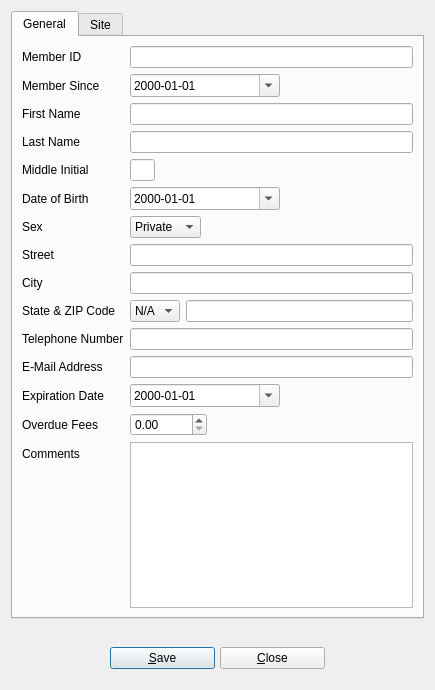
Qt form UI/biblioteq_userinfo.ui (textbrowser/biblioteq) before a commit.
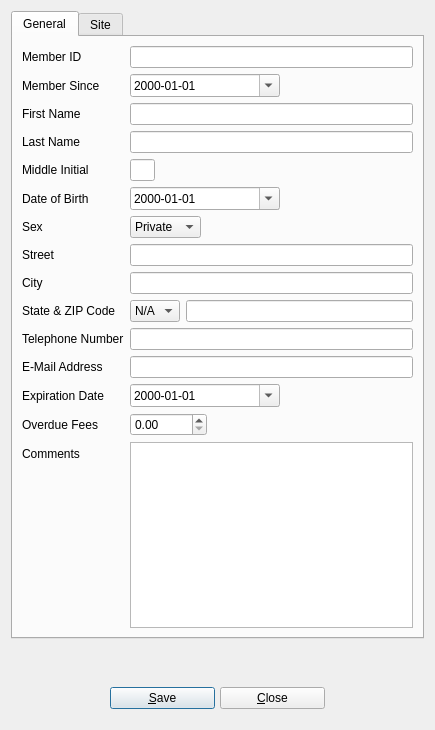
The same form after that commit. Icons and pictures are not drawn.

The edit to the form file:
```diff
--- a/UI/biblioteq_userinfo.ui
+++ b/UI/biblioteq_userinfo.ui
@@ -7,7 +7,7 @@
     <x>0</x>
     <y>0</y>
     <width>435</width>
-    <height>690</height>
+    <height>730</height>
    </rect>
   </property>
   <property name="windowTitle">
```
